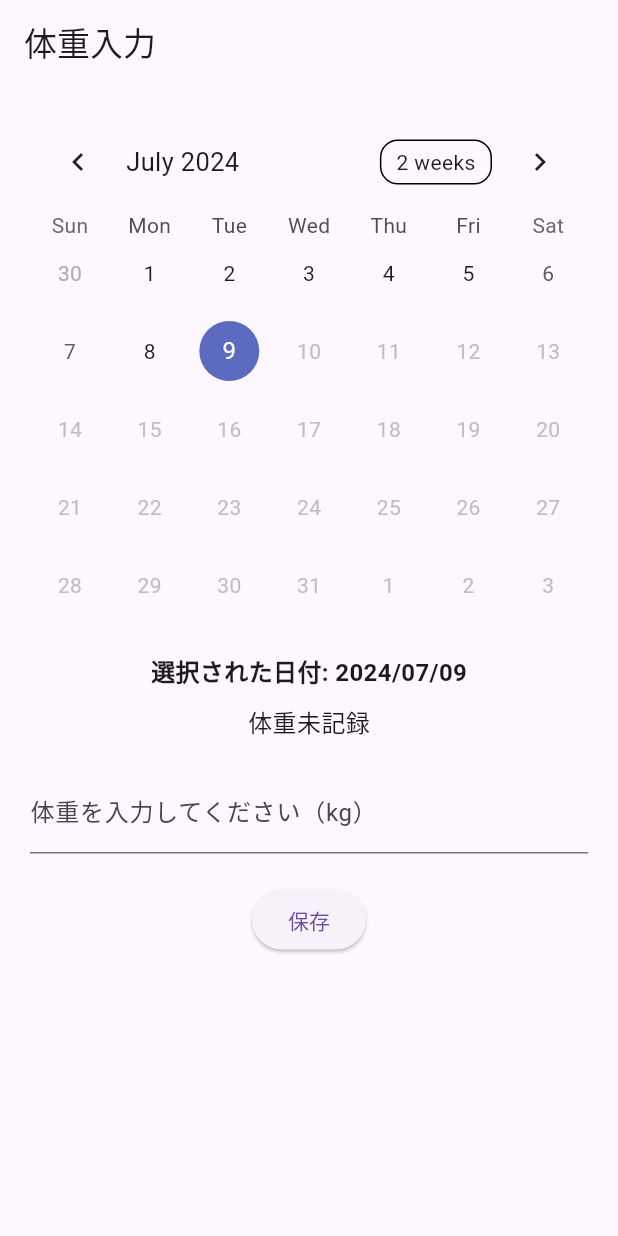
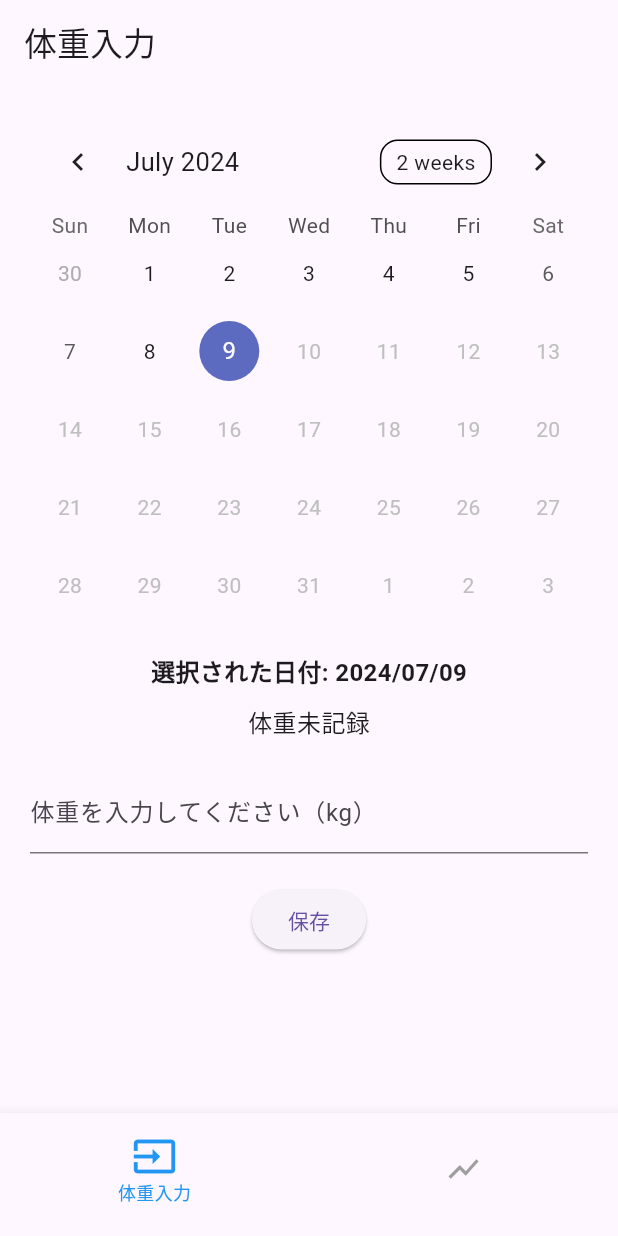
Before and after one commit to y-as-u-16/my_weight_tracker_app, a Flutter app: the screen it shows after launch, on a phone screen of 412 x 824 dp. Run offline on Flutter 3.47's test engine with Material 3 defaults, Android fonts, the phone set to English and light mode, and no system bars; drawn by our look-alikes of table_calendar; our stand-ins replace fl_chart.

Commit message:
BottomNavigationBarの追加

```diff
--- a/lib/main.dart
+++ b/lib/main.dart
@@ -1,5 +1,5 @@
 import 'package:flutter/material.dart';
-import 'package:my_weight_tracker_app/screens/weight_input_screen.dart';
+import 'package:my_weight_tracker_app/screens/main_screen.dart';
 
 void main() => runApp(const MyApp());
 
@@ -10,9 +10,12 @@ class MyApp extends StatelessWidget {
 
   @override
   Widget build(BuildContext context) {
-    return const MaterialApp(
+    return MaterialApp(
       title: '体重管理アプリ',
-      home: WeightInputScreen(),
+      theme: ThemeData(
+        primarySwatch: Colors.blue,
+      ),
+      home: const MainScreen(),
     );
   }
 }
--- /dev/null
+++ b/lib/screens/graph_screen.dart
@@ -0,0 +1,14 @@
+import 'package:flutter/material.dart';
+
+class GraphScreen extends StatelessWidget {
+  const GraphScreen({
+    super.key,
+  });
+
+  @override
+  Widget build(BuildContext context) {
+    return const Center(
+      child: Text('グラフ画面'),
+    );
+  }
+}
--- /dev/null
+++ b/lib/screens/main_screen.dart
@@ -0,0 +1,70 @@
+import 'package:flutter/material.dart';
+import 'package:my_weight_tracker_app/screens/weight_input_screen.dart';
+import 'package:my_weight_tracker_app/screens/graph_screen.dart';
+
+class MainScreen extends StatefulWidget {
+  const MainScreen({super.key});
+
+  @override
+  // ignore: library_private_types_in_public_api
+  _MainScreenState createState() => _MainScreenState();
+}
+
+class _MainScreenState extends State<MainScreen> {
+  int _selectedIndex = 0;
+  static const List<Widget> _widgetOptions = <Widget>[
+    WeightInputScreen(),
+    GraphScreen(),
+  ];
+
+  void _onItemTapped(int index) {
+    setState(() {
+      _selectedIndex = index;
+    });
+  }
+
+  @override
+  Widget build(BuildContext context) {
+    return Scaffold(
+      body: Center(
+        child: _widgetOptions.elementAt(_selectedIndex),
+      ),
+      bottomNavigationBar: BottomNavigationBar(
+        items: <BottomNavigationBarItem>[
+          _buildBottomNavigationBarItem(Icons.input, '体重入力', 0),
+          _buildBottomNavigationBarItem(Icons.show_chart, 'グラフ', 1),
+        ],
+        currentIndex: _selectedIndex,
+        selectedItemColor: Colors.blue,
+        unselectedItemColor: Colors.grey,
+        onTap: _onItemTapped,
+        type: BottomNavigationBarType.fixed,
+        showSelectedLabels: false, // この行を変更
+        showUnselectedLabels: false,
+        selectedFontSize: 14,
+        unselectedFontSize: 12,
+      ),
+    );
+  }
+
+  BottomNavigationBarItem _buildBottomNavigationBarItem(
+      IconData icon, String label, int index) {
+    return BottomNavigationBarItem(
+      icon: Icon(icon),
+      label: '', // この行を空文字列に変更
+      activeIcon: Column(
+        mainAxisSize: MainAxisSize.min,
+        children: [
+          Icon(icon, size: 30),
+          Text(
+            label,
+            style: const TextStyle(
+              fontSize: 12,
+              color: Colors.blue,
+            ), // 色を明示的に指定
+          ),
+        ],
+      ),
+    );
+  }
+}
```
